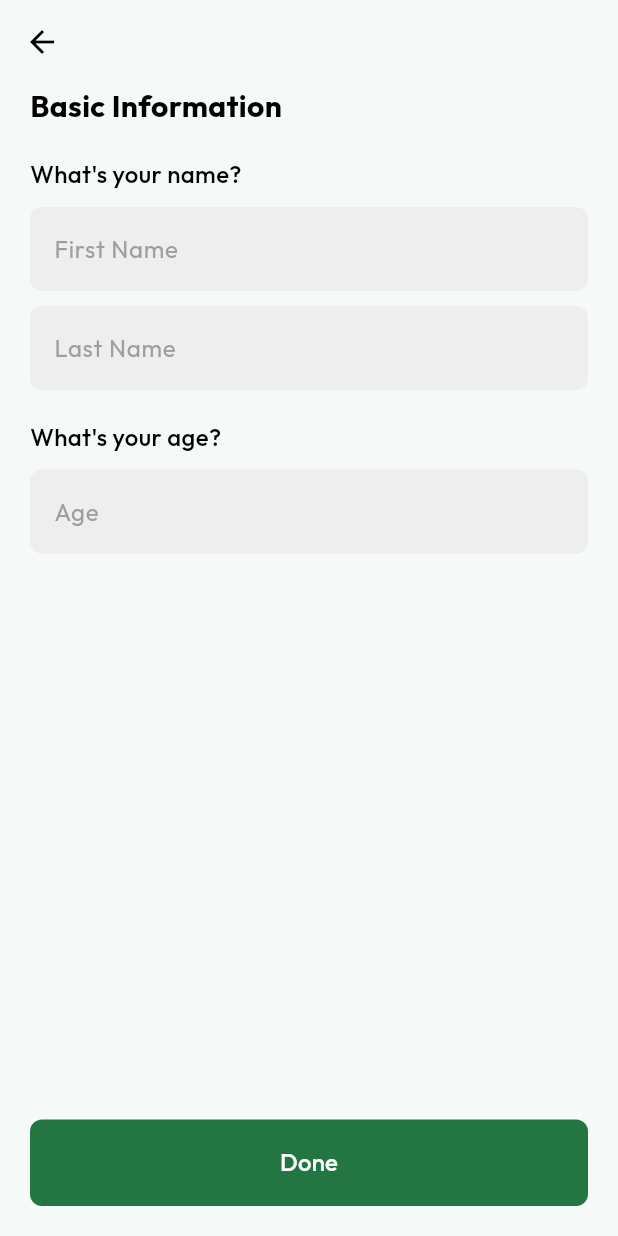
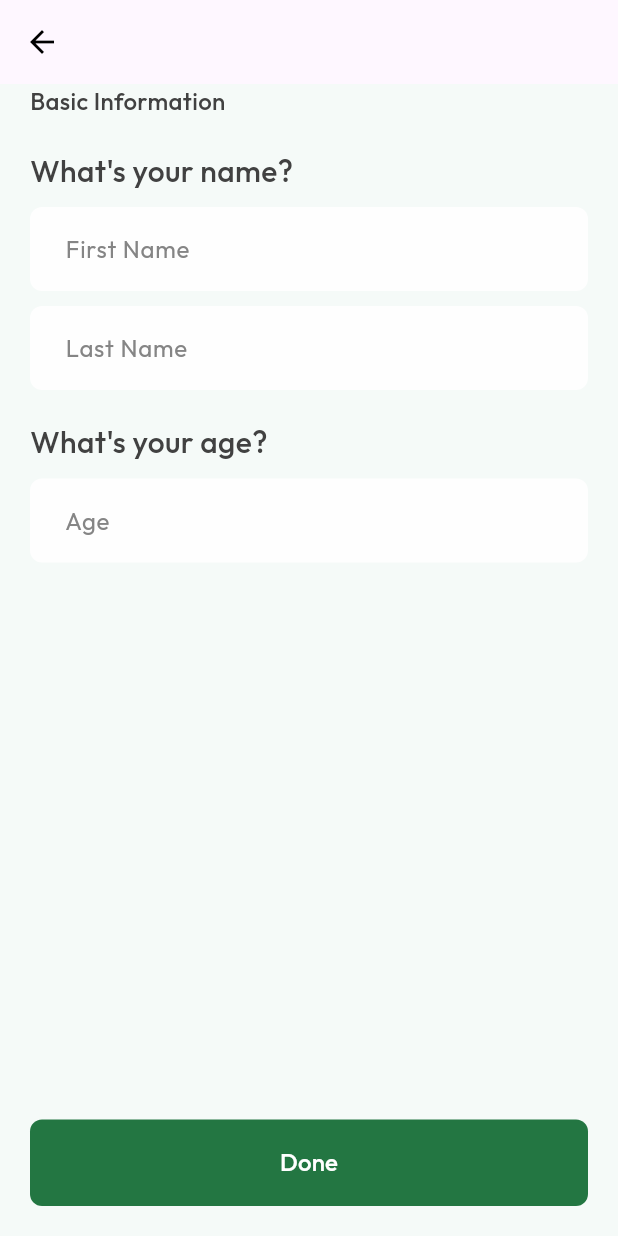
Before and after one commit to im-nilesh/cab_booking, a Flutter app: the UserRegistrationScreen screen opened directly, on a phone screen of 412 x 824 dp. Run offline on Flutter 3.47's test engine with Material 3 defaults, Android fonts, the light colour scheme and no system bars; our stand-ins replace cloud_firestore, country_picker, firebase_auth, firebase_core, flutter_riverpod, flutter_svg and 2 more; accounts and stored records are empty.

Commit message:
Refactor user registration screen to use Google Fonts for improved typography; add hint color constant for better UI consistency

```diff
--- a/cab_booking_user/lib/screens/user_reg.dart
+++ b/cab_booking_user/lib/screens/user_reg.dart
@@ -2,6 +2,7 @@ import 'package:flutter/material.dart';
 import 'package:flutter_riverpod/flutter_riverpod.dart';
 import 'package:cab_booking_user/providers/auth_provider.dart';
 import 'package:cab_booking_user/utils/constants.dart';
+import 'package:google_fonts/google_fonts.dart';
 
 class UserRegistrationScreen extends ConsumerStatefulWidget {
   const UserRegistrationScreen({super.key});
@@ -31,8 +32,6 @@ class _UserRegistrationScreenState
   Widget build(BuildContext context) {
     return Scaffold(
       appBar: AppBar(
-        backgroundColor: Colors.transparent,
-        elevation: 0,
         leading: IconButton(
           icon: const Icon(Icons.arrow_back, color: Colors.black),
           onPressed: () {
@@ -46,62 +45,62 @@ class _UserRegistrationScreenState
           crossAxisAlignment: CrossAxisAlignment.start,
           children: [
             // Title
-            const Text(
+            Text(
               'Basic Information',
-              style: TextStyle(
-                fontSize: 20,
-                fontWeight: FontWeight.bold,
-                color: Colors.black,
+              style: GoogleFonts.outfit(
+                fontSize: 16,
+                fontWeight: FontWeight.w500,
+                color: blackColor,
               ),
             ),
             const SizedBox(height: 20),
 
             // First Name and Last Name Fields
-            const Text(
+            Text(
               "What's your name?",
-              style: TextStyle(
-                fontSize: 16,
+              style: GoogleFonts.outfit(
+                fontSize: 20,
                 fontWeight: FontWeight.w500,
-                color: Colors.black,
+                color: blackColor,
               ),
             ),
             const SizedBox(height: 10),
             TextField(
               controller: _firstNameController,
               decoration: InputDecoration(
-                hintText: 'First Name',
-                hintStyle: const TextStyle(color: Colors.grey),
+                hintText: '  First Name',
+                hintStyle: GoogleFonts.outfit(color: hintColor),
                 border: OutlineInputBorder(
                   borderRadius: BorderRadius.circular(8),
                   borderSide: BorderSide.none,
                 ),
                 filled: true,
-                fillColor: Colors.grey.shade200,
+                fillColor: whiteColor,
               ),
             ),
             const SizedBox(height: 10),
             TextField(
               controller: _lastNameController,
               decoration: InputDecoration(
-                hintText: 'Last Name',
-                hintStyle: const TextStyle(color: Colors.grey),
+                hintText: '  Last Name',
+                hintStyle: GoogleFonts.outfit(color: hintColor),
                 border: OutlineInputBorder(
                   borderRadius: BorderRadius.circular(8),
                   borderSide: BorderSide.none,
                 ),
                 filled: true,
-                fillColor: Colors.grey.shade200,
+                fillColor: whiteColor,
               ),
             ),
             const SizedBox(height: 20),
 
             // Age Field
-            const Text(
+            Text(
               "What's your age?",
-              style: TextStyle(
-                fontSize: 16,
+              style: GoogleFonts.outfit(
+                fontSize: 20,
                 fontWeight: FontWeight.w500,
-                color: Colors.black,
+                color: blackColor,
               ),
             ),
             const SizedBox(height: 10),
@@ -109,14 +108,14 @@ class _UserRegistrationScreenState
               controller: _ageController,
               keyboardType: TextInputType.number,
               decoration: InputDecoration(
-                hintText: 'Age',
-                hintStyle: const TextStyle(color: Colors.grey),
+                hintText: '  Age',
+                hintStyle: GoogleFonts.outfit(color: hintColor),
                 border: OutlineInputBorder(
                   borderRadius: BorderRadius.circular(8),
                   borderSide: BorderSide.none,
                 ),
                 filled: true,
-                fillColor: Colors.grey.shade200,
+                fillColor: whiteColor,
               ),
             ),
             const Spacer(),
--- a/cab_booking_user/lib/utils/constants.dart
+++ b/cab_booking_user/lib/utils/constants.dart
@@ -11,3 +11,4 @@ const Color whiteColor = Color(0xFFFEFEFE);
 const Color activeborderColor = Color(0xFF969D9A);
 const Color dialogTextColor = Color(0xFF6C8A7E);
 const Color dialogBackgroundColor = Color(0xFFE6F2ED);
+const Color hintColor = Color(0xFF858585);
```
